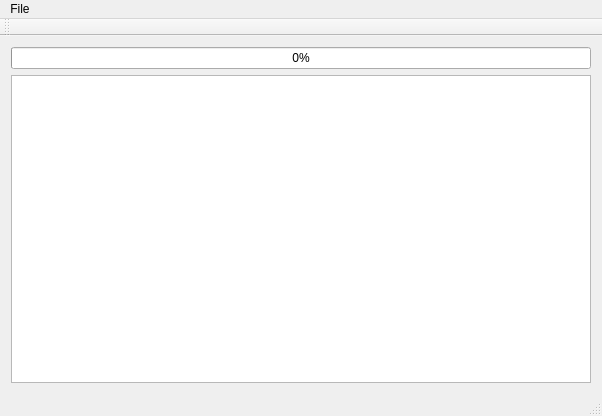
Old version of the form QDbcTool/DTForm.ui in the repository sidsukana/QDbcTool.
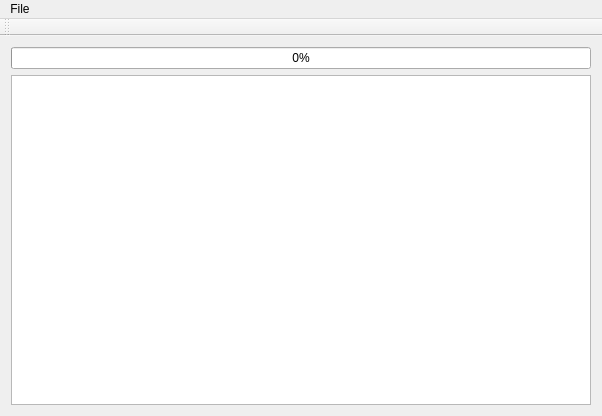
New version of the form.

Commit message: [8] Status bar and load timer.

```diff
--- a/QDbcTool/DTForm.ui
+++ b/QDbcTool/DTForm.ui
@@ -57,7 +57,6 @@
     <bool>false</bool>
    </attribute>
   </widget>
-  <widget class="QStatusBar" name="statusBar"/>
   <action name="actionOpen">
    <property name="text">
     <string>Open</string>
```
The commit also changes 5 other files.
